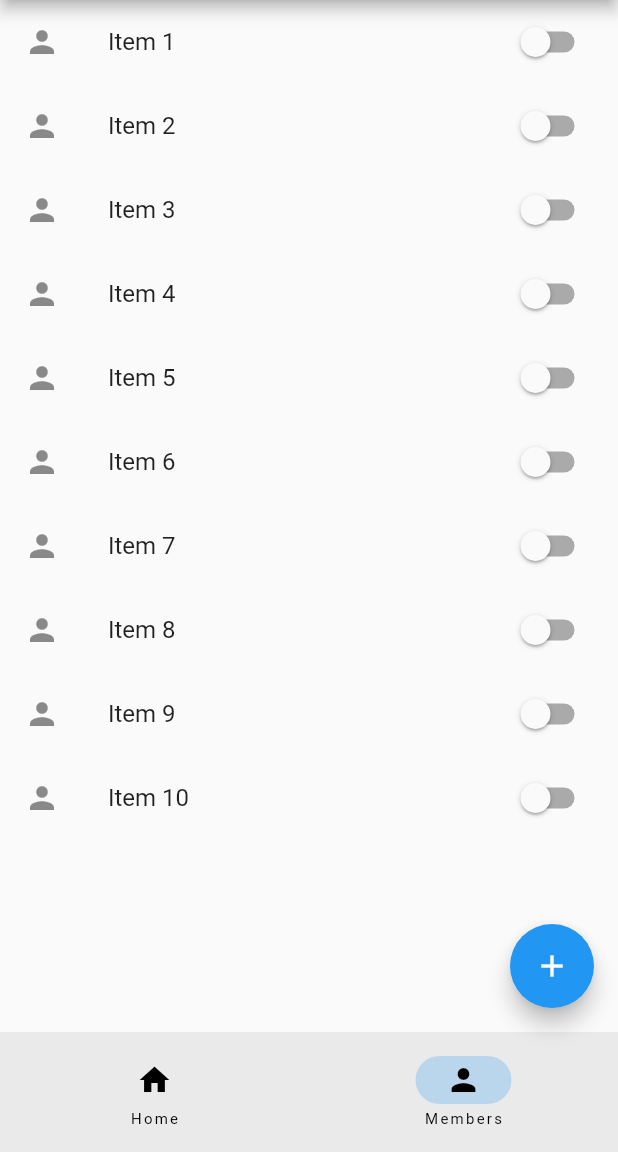
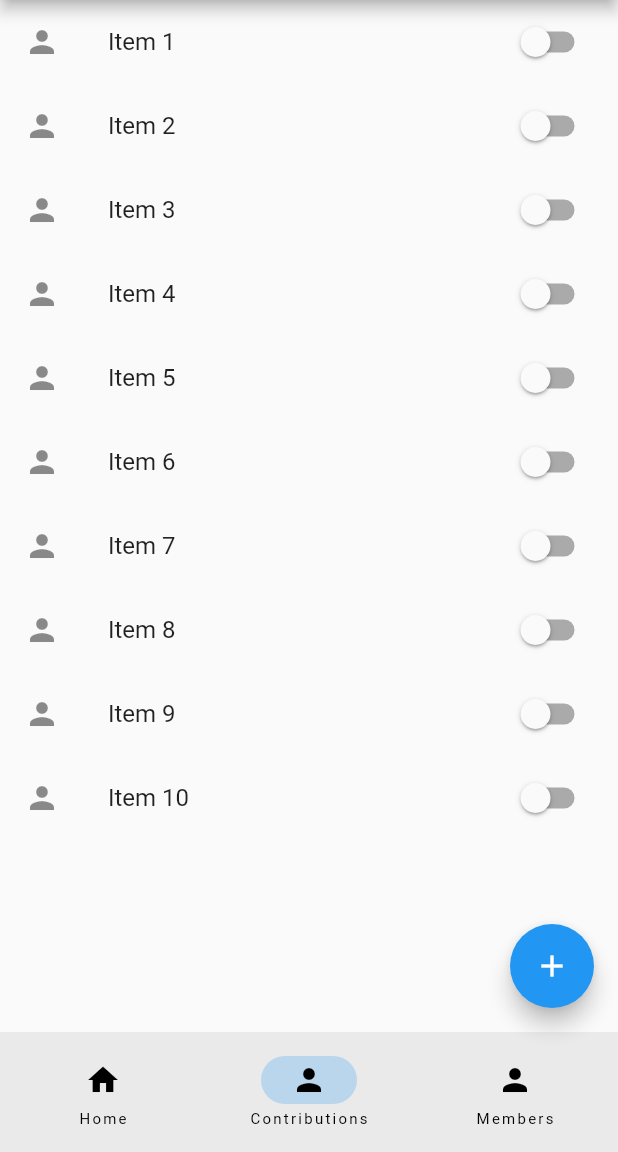
Before and after one commit to Derrick-Mulati/Chama-App, a Flutter app: the screen it shows after launch, item 2 of the bottom bar chosen, on a phone screen of 412 x 824 dp, the part 84-1236 px from its top. Run offline on Flutter 3.47's test engine with Material 2 defaults, Android fonts, the phone set to English and light mode, and no system bars.

Commit message:
Latest Updates

```diff
--- /dev/null
+++ b/lib/contributions.dart
@@ -0,0 +1,18 @@
+import 'package:flutter/material.dart';
+import 'package:chama_app/home_page.dart';
+import 'package:chama_app/contributions.dart';
+import 'package:chama_app/members_page.dart';
+
+class Contributions extends StatefulWidget {
+  const Contributions({super.key});
+
+  @override
+  State<Contributions> createState() => _ContributionsState();
+}
+
+class _ContributionsState extends State<Contributions> {
+  @override
+  Widget build(BuildContext context) {
+    return const Placeholder();
+  }
+}
--- a/lib/home_page.dart
+++ b/lib/home_page.dart
@@ -1,4 +1,8 @@
 import 'package:flutter/material.dart';
+import 'package:chama_app/home_page.dart';
+import 'package:chama_app/contributions.dart';
+import 'package:chama_app/members_page.dart';
+
 
 class HomePage extends StatelessWidget {
   const HomePage({super.key});
--- a/lib/main.dart
+++ b/lib/main.dart
@@ -1,6 +1,7 @@
 import 'package:flutter/material.dart';
 import 'package:chama_app/home_page.dart';
 import 'package:chama_app/members_page.dart';
+
 
 void main() {
   runApp(const MyApp());
@@ -51,6 +52,7 @@ class _RootPageState extends State<RootPage> {
       bottomNavigationBar: NavigationBar(
         destinations: const [
           NavigationDestination(icon: Icon(Icons.home), label: 'Home'),
+          NavigationDestination(icon: Icon(Icons.person), label: 'Contributions'),
           NavigationDestination(icon: Icon(Icons.person), label: 'Members'),
         ],
         onDestinationSelected: (int index) {
--- a/lib/members_page.dart
+++ b/lib/members_page.dart
@@ -1,4 +1,7 @@
 import 'package:flutter/material.dart';
+import 'package:chama_app/home_page.dart';
+import 'package:chama_app/contributions.dart';
+import 'package:chama_app/members_page.dart';
 
 const int itemCount = 10;
 bool isSwitch = false;
```
